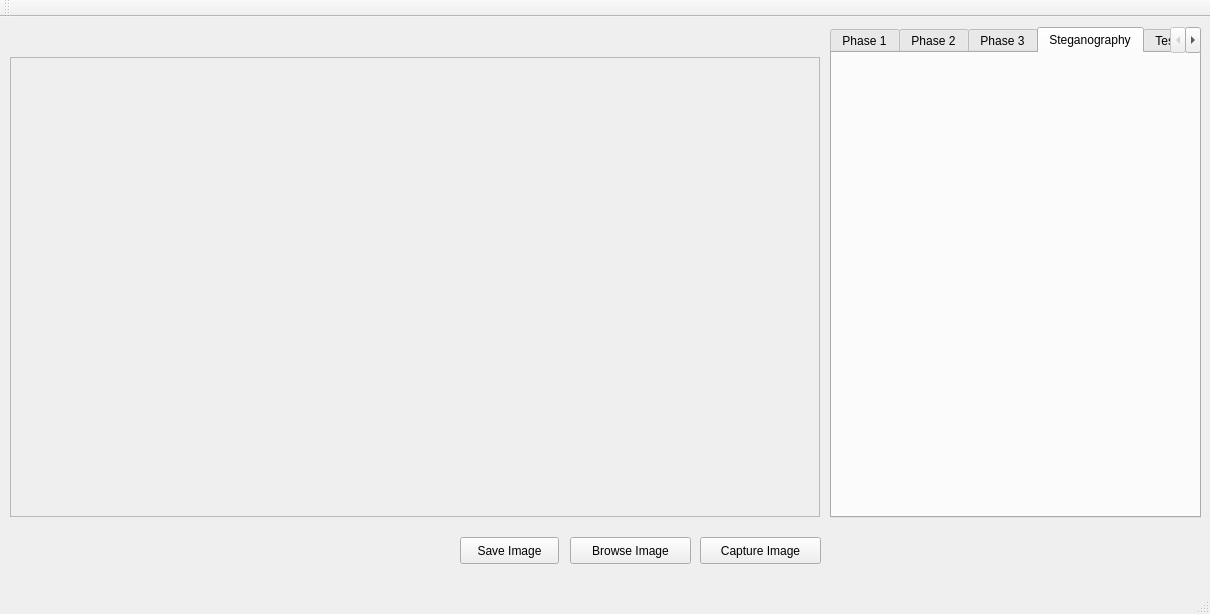
Old version of the form mainwindow.ui in the repository sina-cb/ColonD_ImageProcessor.
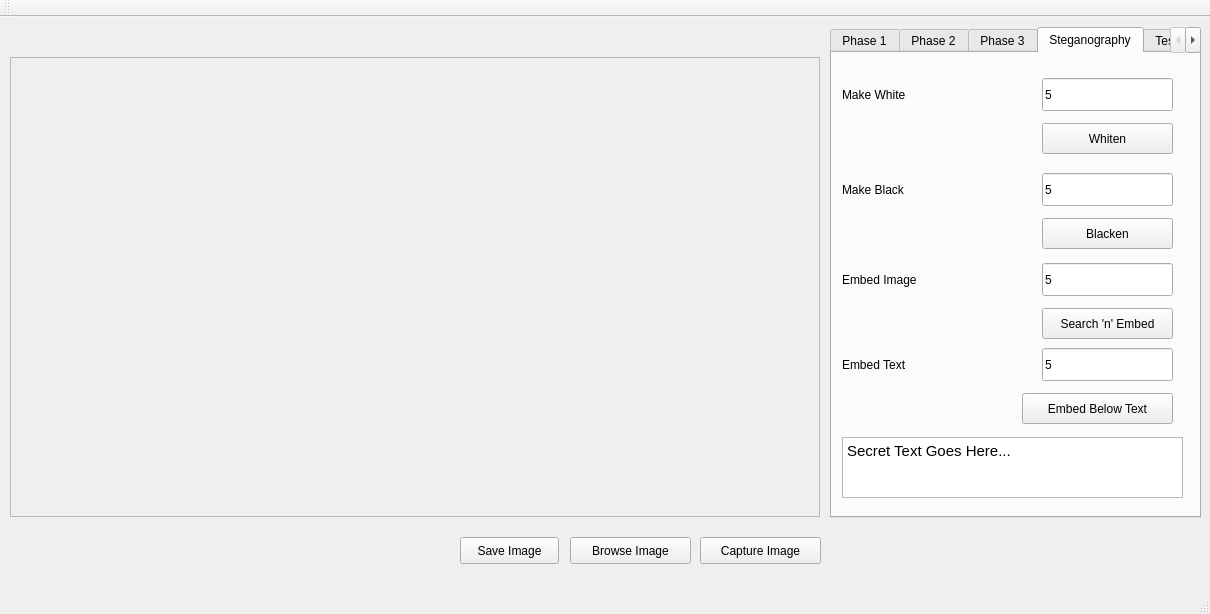
New version of the form. The open tabs and pages were chosen to show the change.

The edit to the form file:
```diff
--- a/mainwindow.ui
+++ b/mainwindow.ui
@@ -727,6 +727,179 @@
      <attribute name="title">
       <string>Steganography</string>
      </attribute>
+     <widget class="QLineEdit" name="mkWhiteTxt">
+      <property name="geometry">
+       <rect>
+        <x>210</x>
+        <y>25</y>
+        <width>131</width>
+        <height>33</height>
+       </rect>
+      </property>
+      <property name="text">
+       <string>5</string>
+      </property>
+     </widget>
+     <widget class="QLabel" name="label_71">
+      <property name="geometry">
+       <rect>
+        <x>10</x>
+        <y>25</y>
+        <width>117</width>
+        <height>33</height>
+       </rect>
+      </property>
+      <property name="text">
+       <string>Make White</string>
+      </property>
+     </widget>
+     <widget class="QPushButton" name="mkWhiteBtn">
+      <property name="geometry">
+       <rect>
+        <x>210</x>
+        <y>70</y>
+        <width>131</width>
+        <height>31</height>
+       </rect>
+      </property>
+      <property name="text">
+       <string>Whiten</string>
+      </property>
+     </widget>
+     <widget class="QPushButton" name="mkBlackBtn">
+      <property name="geometry">
+       <rect>
+        <x>210</x>
+        <y>165</y>
+        <width>131</width>
+        <height>31</height>
+       </rect>
+      </property>
+      <property name="text">
+       <string>Blacken</string>
+      </property>
+     </widget>
+     <widget class="QLineEdit" name="mkBlackTxt">
+      <property name="geometry">
+       <rect>
+        <x>210</x>
+        <y>120</y>
+        <width>131</width>
+        <height>33</height>
+       </rect>
+      </property>
+      <property name="text">
+       <string>5</string>
+      </property>
+     </widget>
+     <widget class="QLabel" name="label_72">
+      <property name="geometry">
+       <rect>
+        <x>10</x>
+        <y>120</y>
+        <width>117</width>
+        <height>33</height>
+       </rect>
+      </property>
+      <property name="text">
+       <string>Make Black</string>
+      </property>
+     </widget>
+     <widget class="QLabel" name="label_73">
+      <property name="geometry">
+       <rect>
+        <x>10</x>
+        <y>210</y>
+        <width>117</width>
+        <height>33</height>
+       </rect>
+      </property>
+      <property name="text">
+       <string>Embed Image</string>
+      </property>
+     </widget>
+     <widget class="QPushButton" name="embedBtn">
+      <property name="geometry">
+       <rect>
+        <x>210</x>
+        <y>255</y>
+        <width>131</width>
+        <height>31</height>
+       </rect>
+      </property>
+      <property name="text">
+       <string>Search 'n' Embed</string>
+      </property>
+     </widget>
+     <widget class="QLineEdit" name="embedTxt">
+      <property name="geometry">
+       <rect>
+        <x>210</x>
+        <y>210</y>
+        <width>131</width>
+        <height>33</height>
+       </rect>
+      </property>
+      <property name="text">
+       <string>5</string>
+      </property>
+     </widget>
+     <widget class="QLineEdit" name="embedTextBitsTxt">
+      <property name="geometry">
+       <rect>
+        <x>210</x>
+        <y>295</y>
+        <width>131</width>
+        <height>33</height>
+       </rect>
+      </property>
+      <property name="text">
+       <string>5</string>
+      </property>
+     </widget>
+     <widget class="QLabel" name="label_74">
+      <property name="geometry">
+       <rect>
+        <x>10</x>
+        <y>295</y>
+        <width>117</width>
+        <height>33</height>
+       </rect>
+      </property>
+      <property name="text">
+       <string>Embed Text</string>
+      </property>
+     </widget>
+     <widget class="QPushButton" name="embedTextBtn">
+      <property name="geometry">
+       <rect>
+        <x>190</x>
+        <y>340</y>
+        <width>151</width>
+        <height>31</height>
+       </rect>
+      </property>
+      <property name="text">
+       <string>Embed Below Text</string>
+      </property>
+     </widget>
+     <widget class="QTextEdit" name="embedTextTxt">
+      <property name="geometry">
+       <rect>
+        <x>10</x>
+        <y>384</y>
+        <width>341</width>
+        <height>61</height>
+       </rect>
+      </property>
+      <property name="html">
+       <string>&lt;!DOCTYPE HTML PUBLIC &quot;-//W3C//DTD HTML 4.0//EN&quot; &quot;http://www.w3.org/TR/REC-html40/strict.dtd&quot;&gt;
+&lt;html&gt;&lt;head&gt;&lt;meta name=&quot;qrichtext&quot; content=&quot;1&quot; /&gt;&lt;style type=&quot;text/css&quot;&gt;
+p, li { white-space: pre-wrap; }
+&lt;/style&gt;&lt;/head&gt;&lt;body style=&quot; font-family:'Cantarell'; font-size:11pt; font-weight:400; font-style:normal;&quot;&gt;
+&lt;p style=&quot; margin-top:0px; margin-bottom:0px; margin-left:0px; margin-right:0px; -qt-block-indent:0; text-indent:0px;&quot;&gt;Secret Text Goes Here...&lt;/p&gt;&lt;/body&gt;&lt;/html&gt;</string>
+      </property>
+     </widget>
     </widget>
     <widget class="QWidget" name="tab_4">
      <attribute name="title">
```
Left out of the diff: 8 changed lines with no effect on the pictures.
